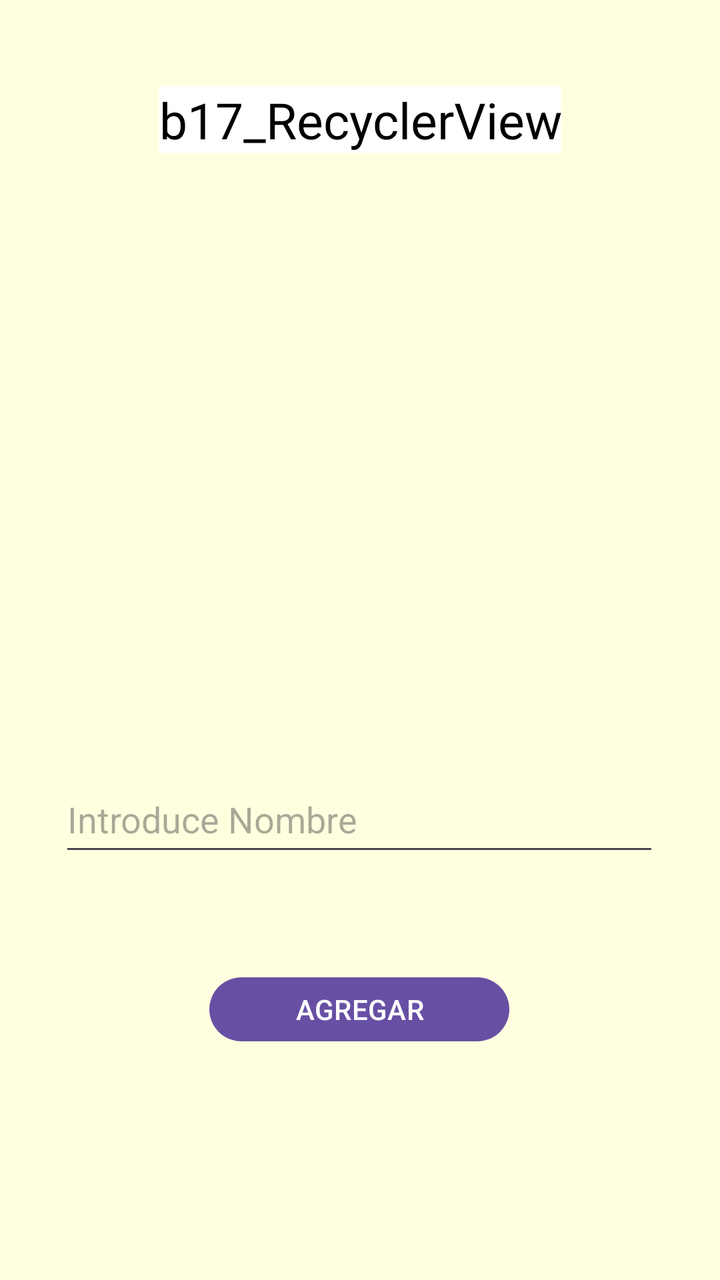
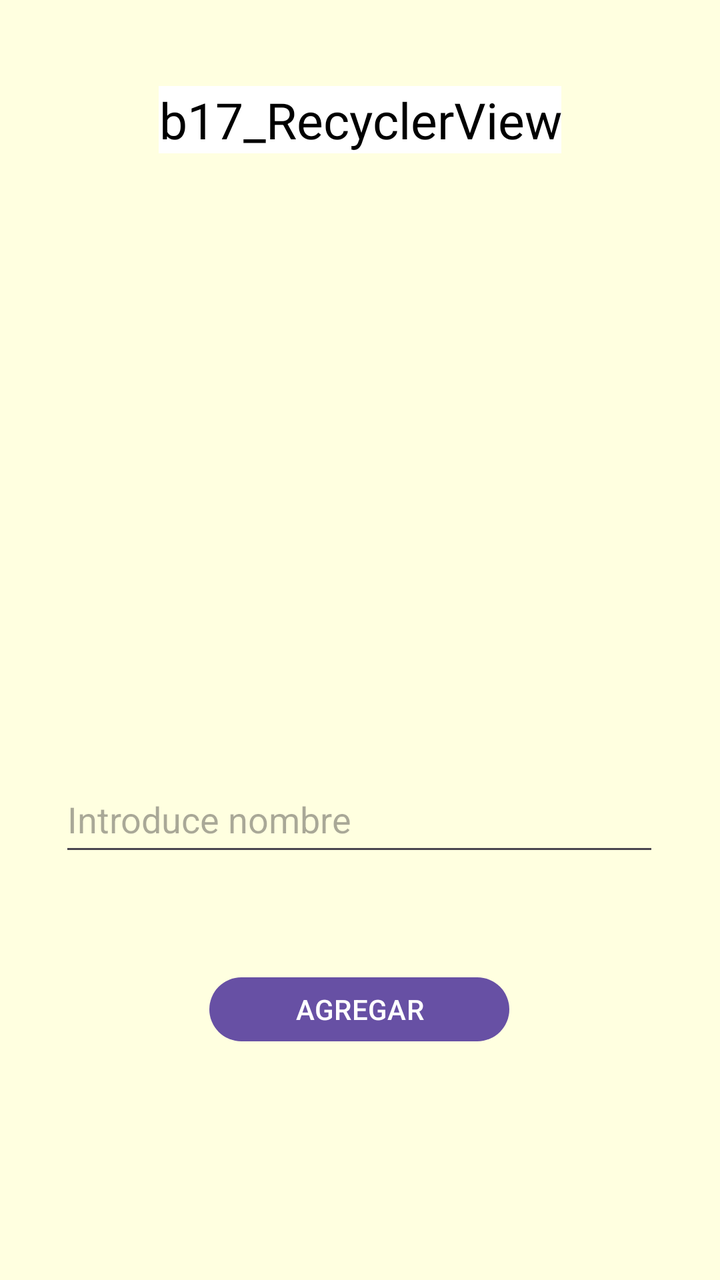

Two renders of the same Android screen: before a commit and after it. Below are the layout's source before the change and the commit's diff.
<!-- AndroidManifest.xml: application theme Theme.B17_RecyclerView -->
<!-- res/layout/activity_main.xml -->
<?xml version="1.0" encoding="utf-8"?>
<androidx.constraintlayout.widget.ConstraintLayout xmlns:android="http://schemas.android.com/apk/res/android"
    xmlns:app="http://schemas.android.com/apk/res-auto"
    xmlns:tools="http://schemas.android.com/tools"
    android:id="@+id/main"
    android:layout_width="match_parent"
    android:layout_height="match_parent"
    tools:context=".MainActivity"
    android:background="@color/yellow">

    <TextView
        android:id="@+id/textView"
        android:layout_width="wrap_content"
        android:layout_height="wrap_content"
        android:background="@color/white"
        android:text="b17_RecyclerView"
        android:textAlignment="center"
        android:textColor="@color/black"
        android:textSize="25dp"
        app:layout_constraintBottom_toBottomOf="parent"
        app:layout_constraintEnd_toEndOf="parent"
        app:layout_constraintStart_toStartOf="parent"
        app:layout_constraintTop_toTopOf="parent"
        app:layout_constraintVertical_bias="0.071" />


    <androidx.recyclerview.widget.RecyclerView
        android:id="@+id/RecyclerView"
        android:layout_width="318dp"
        android:layout_height="271dp"
        app:layout_constraintBottom_toBottomOf="parent"
        app:layout_constraintEnd_toEndOf="parent"
        app:layout_constraintHorizontal_bias="0.494"
        app:layout_constraintStart_toStartOf="parent"
        app:layout_constraintTop_toTopOf="parent"
        app:layout_constraintVertical_bias="0.284" />

    <EditText
        android:id="@+id/EditText"
        android:layout_width="300dp"
        android:layout_height="50dp"
        android:hint="Introduce Nombre"
        android:inputType="text"
        app:layout_constraintBottom_toBottomOf="parent"
        app:layout_constraintEnd_toEndOf="parent"
        app:layout_constraintHorizontal_bias="0.495"
        app:layout_constraintStart_toStartOf="parent"
        app:layout_constraintTop_toTopOf="parent"
        app:layout_constraintVertical_bias="0.649" />

    <Button
        android:id="@+id/Button"
        android:layout_width="150dp"
        android:layout_height="40dp"
        android:text="AGREGAR"
        android:textAlignment="center"
        app:layout_constraintBottom_toBottomOf="parent"
        app:layout_constraintEnd_toEndOf="parent"
        app:layout_constraintHorizontal_bias="0.498"
        app:layout_constraintStart_toStartOf="parent"
        app:layout_constraintTop_toTopOf="parent"
        app:layout_constraintVertical_bias="0.808" />


</androidx.constraintlayout.widget.ConstraintLayout>
<!-- resources referenced by this layout -->
<resources>
  <color name="black">#FF000000</color>
  <color name="white">#FFFFFFFF</color>
  <color name="yellow">#FFFFE0</color>
  <style name="Theme.B17_RecyclerView" parent="Base.Theme.B17_RecyclerView" />
  <style name="Base.Theme.B17_RecyclerView" parent="Theme.Material3.DayNight.NoActionBar">
          
          
      </style>
</resources>

<!-- the commit's change to res/layout/activity_main.xml (unified diff, before → after) -->
@@ -13,7 +13,7 @@
         android:layout_width="wrap_content"
         android:layout_height="wrap_content"
         android:background="@color/white"
-        android:text="b17_RecyclerView"
+        android:text="@string/titulo"
         android:textAlignment="center"
         android:textColor="@color/black"
         android:textSize="25dp"
@@ -39,7 +39,7 @@
         android:id="@+id/EditText"
         android:layout_width="300dp"
         android:layout_height="50dp"
-        android:hint="Introduce Nombre"
+        android:hint="@string/editText_hint"
         android:inputType="text"
         app:layout_constraintBottom_toBottomOf="parent"
         app:layout_constraintEnd_toEndOf="parent"
@@ -52,7 +52,7 @@
         android:id="@+id/Button"
         android:layout_width="150dp"
         android:layout_height="40dp"
-        android:text="AGREGAR"
+        android:text="@string/Button"
         android:textAlignment="center"
         app:layout_constraintBottom_toBottomOf="parent"
         app:layout_constraintEnd_toEndOf="parent"
<!-- resource entries referenced after the edit -->
@@ -3,6 +3,9 @@
   <color name="black">#FF000000</color>
   <color name="white">#FFFFFFFF</color>
   <color name="yellow">#FFFFE0</color>
+  <string name="Button">AGREGAR</string>
+  <string name="editText_hint">Introduce nombre</string>
+  <string name="titulo">b17_RecyclerView</string>
   <style name="Theme.B17_RecyclerView" parent="Base.Theme.B17_RecyclerView" />
   <style name="Base.Theme.B17_RecyclerView" parent="Theme.Material3.DayNight.NoActionBar">
           
